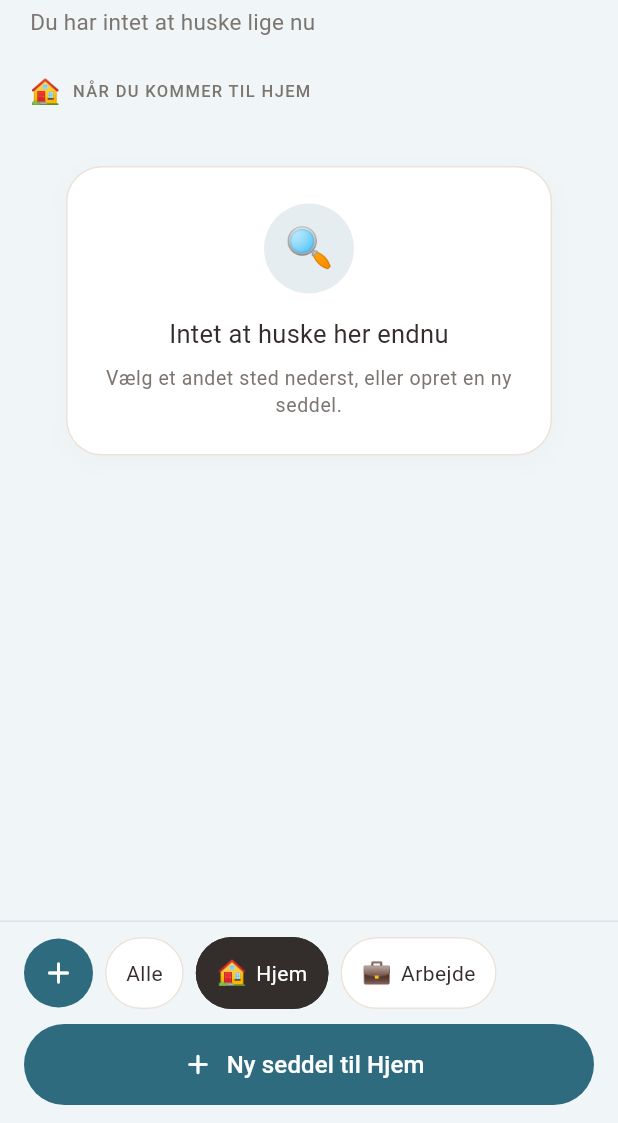
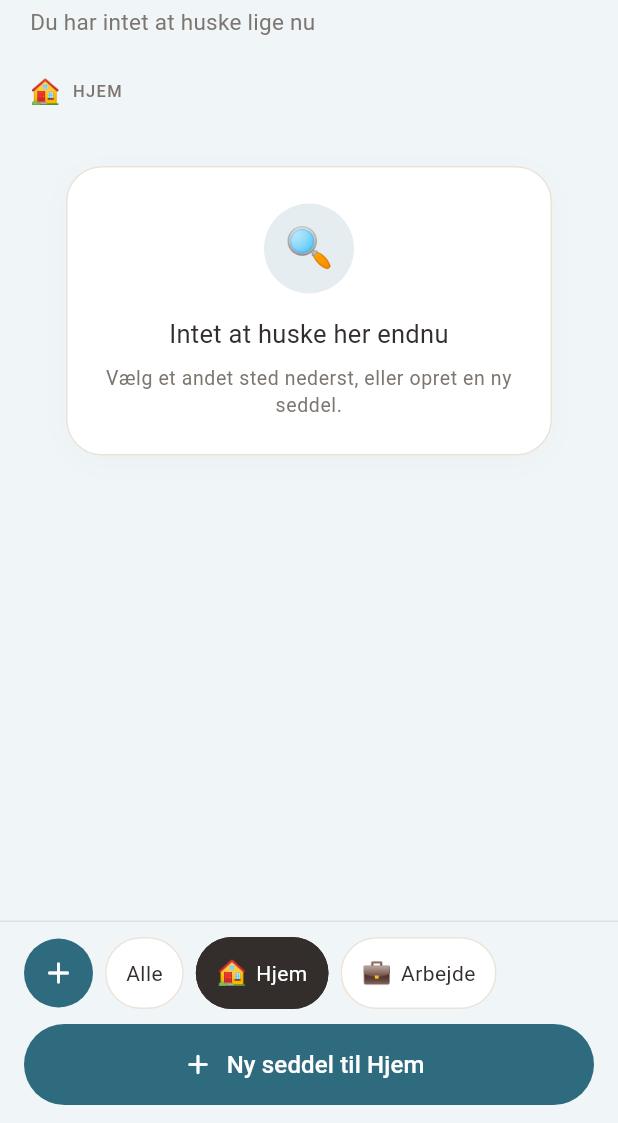
Before and after one commit to sovsekongerne-commits/ReminderApp, a Flutter app: the screen it shows after launch, after a tap on "Hjem", on a phone screen of 412 x 824 dp, the part 113-1236 px from its top. Run offline on Flutter 3.47's test engine with Material 3 defaults, Android fonts, the phone set to English and light mode, and no system bars; our stand-ins replace flutter_local_notifications, flutter_riverpod, geolocator, image_picker, native_geofence, permission_handler and 2 more; missing offline and left inert: a package.

Commit message:
Overskrifter viser kun stedet
Co-Authored-By: Claude Opus 5.5 <noreply@anthropic.com>
Claude-Session: https://claude.ai/code/session_01T1onjrc6aqnboopJWZZ4DB

```diff
--- a/lib/presentation/screens/home_screen.dart
+++ b/lib/presentation/screens/home_screen.dart
@@ -420,7 +420,7 @@ class _HomeScreenState extends ConsumerState<HomeScreen>
     if (filterPlace != null) {
       groups.add((
         icon: filterPlace.icon,
-        title: 'NÅR DU KOMMER TIL ${filterPlace.name.toUpperCase()}',
+        title: filterPlace.name.toUpperCase(),
         placeIds: [filterPlace.id],
         notes: active.where((r) => r.isAt(filterPlace.id)).toList(),
       ));
@@ -448,8 +448,7 @@ class _HomeScreenState extends ConsumerState<HomeScreen>
         ];
         groups.add((
           icon: ps.map((p) => p.icon).join(' '),
-          title:
-              'NÅR DU KOMMER TIL ${ps.map((p) => p.name.toUpperCase()).join(' ELLER ')}',
+          title: ps.map((p) => p.name.toUpperCase()).join(' · '),
           placeIds: ps.map((p) => p.id).toList(),
           notes: byKey[key]!,
         ));
@@ -649,7 +648,7 @@ class _HomeScreenState extends ConsumerState<HomeScreen>
                           ),
                       ],
                       if (orphans.isNotEmpty) ...[
-                        groupHeader('📍', 'MANGLER ET STED – TRYK FOR AT VÆLGE'),
+                        groupHeader('📍', 'MANGLER ET STED'),
                         for (final r in orphans) card(r, null),
                       ],
 
--- a/lib/presentation/widgets/create_reminder_sheet.dart
+++ b/lib/presentation/widgets/create_reminder_sheet.dart
@@ -429,7 +429,7 @@ class _CreateReminderSheetState extends ConsumerState<CreateReminderSheet> {
                 const SizedBox(height: AppSpacing.lg),
 
                 // HVOR
-                sectionLabel('NÅR JEG KOMMER TIL', hint: 'vælg et eller flere'),
+                sectionLabel('STEDER', hint: 'vælg et eller flere'),
                 Wrap(
                   spacing: AppSpacing.xs,
                   runSpacing: AppSpacing.xs,
```
Also changed, not shown: 1 other file.
